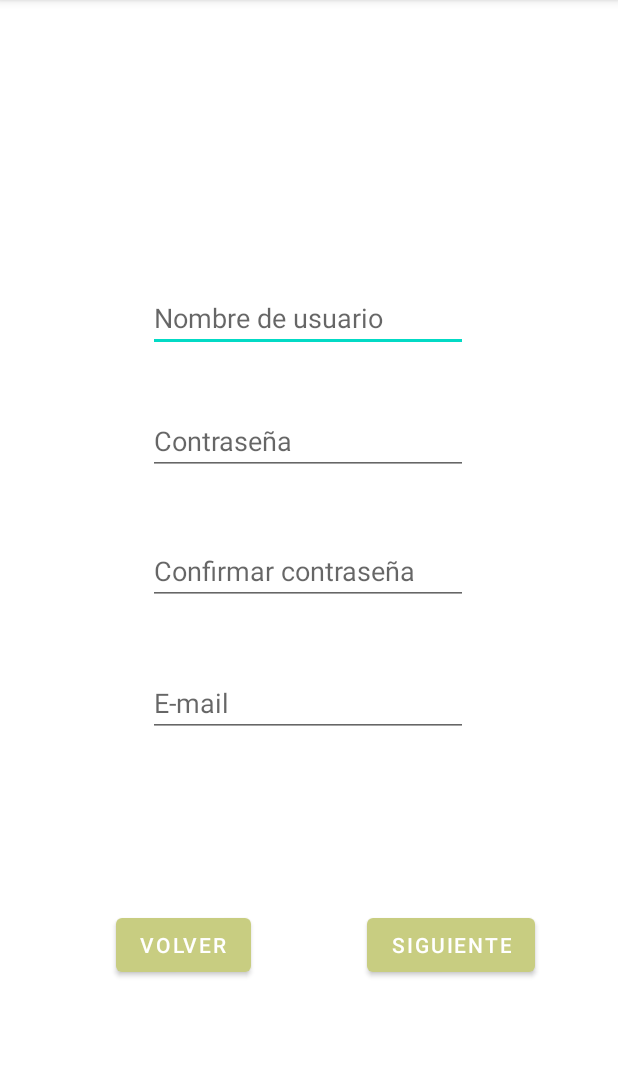
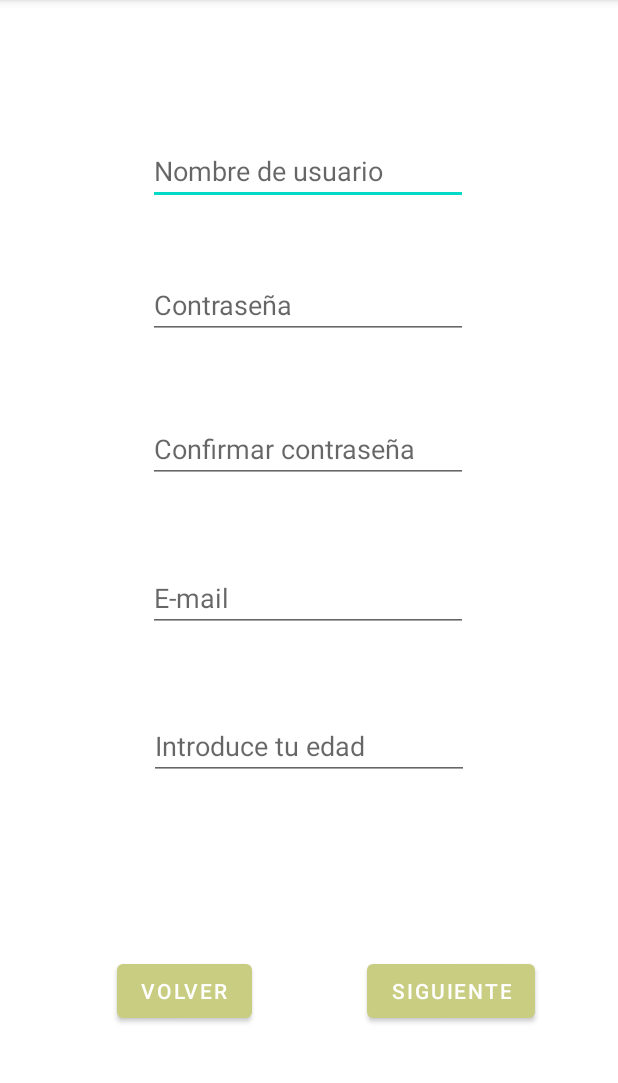
Before and after one commit to isotupa/TapasTop, an Android app: the crearCuenta screen opened directly, with no data from a screen before it, on a phone screen of 412 x 824 dp, the part 84-1167 px from its top. Run offline under Robolectric (Android 15) with nearby library versions, the phone set to English and light mode, and no system bars.

Commit message:
Campo de edad en CC1, añadidos warnings no funcionales

```diff
--- a/app/src/main/java/com/example/tapastop/LoginActivity.java
+++ b/app/src/main/java/com/example/tapastop/LoginActivity.java
@@ -18,7 +18,7 @@ public class LoginActivity extends AppCompatActivity {
     Button forgotPw;
     Button login;
     Button crearCuenta;
-    Controlador c = new Controlador();
+    //Controlador c = new Controlador();
     EditText email;
     EditText pw;
 
--- a/app/src/main/java/com/example/tapastop/crearCuenta.java
+++ b/app/src/main/java/com/example/tapastop/crearCuenta.java
@@ -7,6 +7,7 @@ import android.os.Bundle;
 import android.view.View;
 import android.widget.Button;
 import android.widget.EditText;
+import android.widget.TextView;
 
 import com.example.tapastop.backend.sqlte.Controlador;
 
@@ -14,18 +15,37 @@ public class crearCuenta extends AppCompatActivity {
 
     Button volver;
     Button siguiente;
-    EditText username ;
-    EditText password ;
-    EditText email ;
-    EditText edad ;
+    EditText username;
+    EditText password1;
+    EditText password2;
+    EditText email;
+    EditText edad;
+
+    TextView edadWarning;
+    TextView pwWarning;
+    TextView emailWarning;
+    TextView usernameWarning;
+
     @Override
     protected void onCreate(Bundle savedInstanceState) {
         super.onCreate(savedInstanceState);
         setContentView(R.layout.activity_crear_cuenta);
 
+        edadWarning = (TextView)findViewById(R.id.edadWarning);
+        pwWarning = (TextView)findViewById(R.id.pwWarning);
+        emailWarning = (TextView)findViewById(R.id.emailWarning);
+        usernameWarning = (TextView)findViewById(R.id.usernameWarning);
+
+        //edadWarning.setVisibility(View.INVISIBLE);
+        pwWarning.setVisibility(View.INVISIBLE);
+        emailWarning.setVisibility(View.INVISIBLE);
+        usernameWarning.setVisibility(View.INVISIBLE);
+
         username = (EditText)findViewById(R.id.usernameCC1TxtEdit);
-        password = (EditText)findViewById(R.id.pw1CC1TxtEdit);
+        password1 = (EditText)findViewById(R.id.pw1CC1TxtEdit);
+        password2 = (EditText)findViewById(R.id.pw2CC1TxtEdit);
         email = (EditText)findViewById(R.id.emailCC1TxtEdit);
+        edad = (EditText)findViewById(R.id.edadCC1NumberEdit);
 
         volver =(Button)findViewById(R.id.volverCC1btn);
         volver.setOnClickListener(new View.OnClickListener() {
@@ -40,8 +60,23 @@ public class crearCuenta extends AppCompatActivity {
         siguiente.setOnClickListener(new View.OnClickListener() {
             @Override
             public void onClick(View view) {
-                Intent intent = new Intent(crearCuenta.this, crearCuenta2.class);
-                startActivity(intent);
+                if(String.valueOf(username.getText()).equals("")) {
+
+                }
+                else if(Integer.parseInt(String.valueOf(edad.getText())) < 18) {
+                    edadWarning.setVisibility(View.VISIBLE);
+                }
+                else if(!String.valueOf(password2.getText()).equals(String.valueOf(password1.getText()))) {
+                    pwWarning.setVisibility(View.VISIBLE);
+                }
+                else if(String.valueOf(email.getText()).equals("")) {
+
+                }
+                else {
+                    Intent intent = new Intent(crearCuenta.this, crearCuenta2.class);
+                    startActivity(intent);
+                }
+
             }
         });
 
--- a/app/src/main/res/layout/activity_crear_cuenta.xml
+++ b/app/src/main/res/layout/activity_crear_cuenta.xml
@@ -18,7 +18,7 @@
         app:layout_constraintHorizontal_bias="0.497"
         app:layout_constraintStart_toStartOf="parent"
         app:layout_constraintTop_toTopOf="parent"
-        app:layout_constraintVertical_bias="0.262" />
+        app:layout_constraintVertical_bias="0.126" />
 
     <EditText
         android:id="@+id/pw1CC1TxtEdit"
@@ -71,7 +71,8 @@
         app:layout_constraintEnd_toEndOf="parent"
         app:layout_constraintHorizontal_bias="0.815"
         app:layout_constraintStart_toStartOf="parent"
-        app:layout_constraintTop_toBottomOf="@+id/emailCC1TxtEdit" />
+        app:layout_constraintTop_toBottomOf="@+id/emailCC1TxtEdit"
+        app:layout_constraintVertical_bias="0.722" />
 
     <Button
         android:id="@+id/volverCC1btn"
@@ -80,7 +81,71 @@
         android:text="Volver"
         app:layout_constraintBottom_toBottomOf="parent"
         app:layout_constraintEnd_toStartOf="@+id/sigCC1Btn"
+        app:layout_constraintHorizontal_bias="0.506"
         app:layout_constraintStart_toStartOf="parent"
-        app:layout_constraintTop_toBottomOf="@+id/emailCC1TxtEdit" />
+        app:layout_constraintTop_toBottomOf="@+id/emailCC1TxtEdit"
+        app:layout_constraintVertical_bias="0.722" />
+
+    <EditText
+        android:id="@+id/edadCC1NumberEdit"
+        android:layout_width="wrap_content"
+        android:layout_height="wrap_content"
+        android:ems="10"
+        android:hint="Introduce tu edad"
+        android:inputType="number"
+        app:layout_constraintBottom_toBottomOf="parent"
+        app:layout_constraintEnd_toEndOf="parent"
+        app:layout_constraintStart_toStartOf="parent"
+        app:layout_constraintTop_toBottomOf="@+id/emailCC1TxtEdit"
+        app:layout_constraintVertical_bias="0.178" />
+
+    <TextView
+        android:id="@+id/edadWarning"
+        android:layout_width="wrap_content"
+        android:layout_height="wrap_content"
+        android:text="¡Debes tener por lo menos 18 años!"
+        android:textColor="#FF0000"
+        android:visibility="invisible"
+        app:layout_constraintBottom_toBottomOf="parent"
+        app:layout_constraintEnd_toEndOf="parent"
+        app:layout_constraintStart_toStartOf="parent"
+        app:layout_constraintTop_toBottomOf="@+id/edadCC1NumberEdit"
+        app:layout_constraintVertical_bias="0.0" />
+
+    <TextView
+        android:id="@+id/usernameWarning"
+        android:layout_width="wrap_content"
+        android:layout_height="wrap_content"
+        android:text="¡Este nombre de usuario ya existe!"
+        android:textColor="#FF0000"
+        app:layout_constraintBottom_toBottomOf="parent"
+        app:layout_constraintEnd_toEndOf="parent"
+        app:layout_constraintStart_toStartOf="parent"
+        app:layout_constraintTop_toBottomOf="@+id/usernameCC1TxtEdit"
+        app:layout_constraintVertical_bias="0.0" />
+
+    <TextView
+        android:id="@+id/emailWarning"
+        android:layout_width="wrap_content"
+        android:layout_height="wrap_content"
+        android:text="¡Este email ya existe!"
+        android:textColor="#FF0000"
+        app:layout_constraintBottom_toBottomOf="parent"
+        app:layout_constraintEnd_toEndOf="parent"
+        app:layout_constraintStart_toStartOf="parent"
+        app:layout_constraintTop_toBottomOf="@+id/emailCC1TxtEdit"
+        app:layout_constraintVertical_bias="0.0" />
+
+    <TextView
+        android:id="@+id/pwWarning"
+        android:layout_width="wrap_content"
+        android:layout_height="wrap_content"
+        android:text="Las contraseñas no coinciden"
+        android:textColor="#FF0000"
+        app:layout_constraintBottom_toBottomOf="parent"
+        app:layout_constraintEnd_toEndOf="parent"
+        app:layout_constraintStart_toStartOf="parent"
+        app:layout_constraintTop_toBottomOf="@+id/pw2CC1TxtEdit"
+        app:layout_constraintVertical_bias="0.0" />
 
 </androidx.constraintlayout.widget.ConstraintLayout>
--- a/app/src/main/res/layout/activity_crear_cuenta2.xml
+++ b/app/src/main/res/layout/activity_crear_cuenta2.xml
@@ -66,8 +66,8 @@
         android:layout_width="292dp"
         android:layout_height="112dp"
         android:ems="10"
+        android:hint="Introduce un breve texto de introducción (opcional)"
         android:inputType="textPersonName"
-        android:text="Introduce un breve texto de introducción (opcional)"
         app:layout_constraintBottom_toBottomOf="parent"
         app:layout_constraintEnd_toEndOf="parent"
         app:layout_constraintHorizontal_bias="0.502"
```
